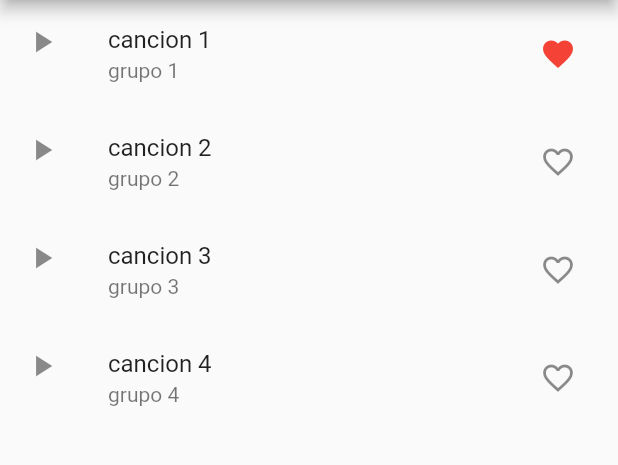
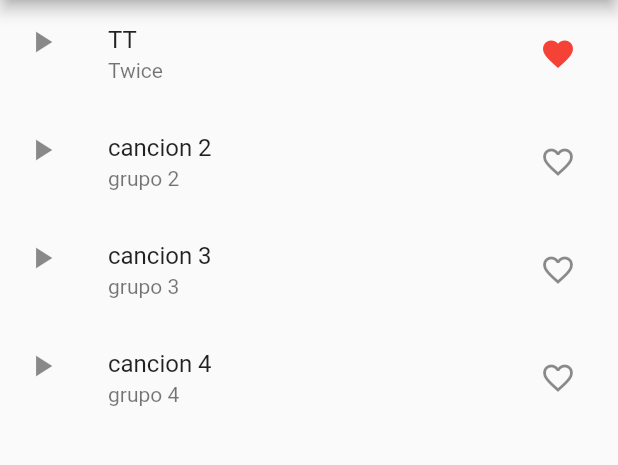
Before and after one commit to UNIZAR-30226-2020-03/Flutter, a Flutter app: the screen it shows after launch, after a tap on the "favorite outline" icon, on a phone screen of 412 x 824 dp, the part 84-549 px from its top. Run offline on Flutter 3.47's test engine with Material 2 defaults, Android fonts, the phone set to English and light mode, and no system bars; our stand-ins replace audioplayers.

Commit message:
puede reproducir canciones en local

```diff
--- a/prototipo_sw/lib/pantallas.dart
+++ b/prototipo_sw/lib/pantallas.dart
@@ -1,6 +1,11 @@
 import 'package:flutter/material.dart';
+import 'package:audioplayers/audio_cache.dart';
+import 'package:audioplayers/audioplayers.dart';
 
 class HomeScreen extends StatelessWidget{
+
+
+
 
   @override
   Widget build(BuildContext context) {
@@ -10,6 +15,8 @@ class HomeScreen extends StatelessWidget{
   }
 }
 
+
+
 class Songs extends StatefulWidget{
   @override
   State<StatefulWidget> createState() {
@@ -18,9 +25,21 @@ class Songs extends StatefulWidget{
 }
 
 class SongsState extends State<Songs>{
-  final _songs = ['cancion 1', 'cancion 2', 'cancion 3', 'cancion 4'];
-  final _singers = ['grupo 1', 'grupo 2', 'grupo 3', 'grupo 4'];
+  AudioPlayer audioPlayer;
+  AudioCache audioCache;
+  final _songsName = ['TT', 'cancion 2', 'cancion 3', 'cancion 4'];
+  final _singers = ['Twice', 'grupo 2', 'grupo 3', 'grupo 4'];
+  final _songs = ['twice-tt-mv.mp3','','',''];
   final _saved = Set();
+
+  @override
+  void initState(){
+    super.initState();
+    audioPlayer = AudioPlayer();
+    audioCache = AudioCache(fixedPlayer: audioPlayer);
+    print('init');
+  }
+
   @override
   Widget build(BuildContext context){
     return Scaffold(
@@ -37,9 +56,9 @@ class SongsState extends State<Songs>{
           height: 850.0,
           child:
           ListView.builder(
-              itemCount: _songs.length,
+              itemCount: _songsName.length,
               itemBuilder: (context, i){
-                return _buildRow(_songs[i], _singers[i]);
+                return _buildRow(_songsName[i], _singers[i], _songs [i]);
               }
           ),
         ),
@@ -61,21 +80,24 @@ class SongsState extends State<Songs>{
     );
   }
 
-  Widget _buildRow(var song, var group){
-    final savedSongs = _saved.contains(song);
+  Widget _buildRow(var songName, var group, var song){
+    final savedSongs = _saved.contains(songName);
     return ListTile(
-      title: Text(song),
+      title: Text(songName),
       subtitle: Text(group),
       leading: Icon(Icons.play_arrow),
+      onTap: (){
+        audioCache.play(song);
+      },
       trailing: IconButton(
         icon : Icon(savedSongs ? Icons.favorite : Icons.favorite_border),
         color : savedSongs ? Colors.red : null,
         onPressed: (){
           setState((){
             if(savedSongs){
-              _saved.remove(song);
+              _saved.remove(songName);
             }else{
-              _saved.add(song);
+              _saved.add(songName);
             }
           });
         },
--- a/prototipo_sw/pubspec.yaml
+++ b/prototipo_sw/pubspec.yaml
@@ -44,6 +44,7 @@ flutter:
   # To add assets to your application, add an assets section, like this:
   assets:
   - images/logoDefinitivo3.png
+  - assets/twice-tt-mv.mp3
   #  - images/a_dot_ham.jpeg
 
   # An image asset can refer to one or more resolution-specific "variants", see
```
Also changed, not shown: 1 other file.
